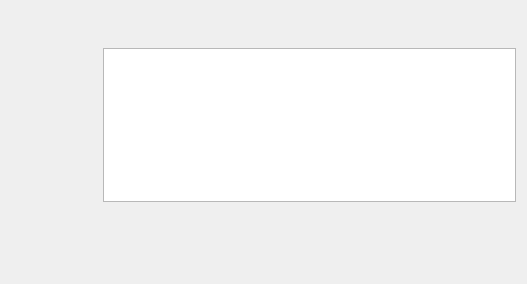
Before: the Qt Designer form mediaflyplayer/forms/MediaflyPlayAudio.ui in tex/mediafly, drawn with Qt 5.
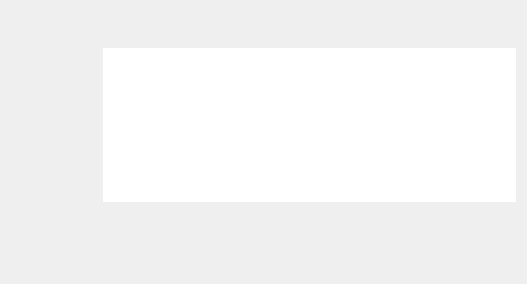
After: the same form once the commit is applied.

Commit message: Don't paint border around a text box on PlayAudio screen.

The edit to the form file:
```diff
--- a/mediaflyplayer/forms/MediaflyPlayAudio.ui
+++ b/mediaflyplayer/forms/MediaflyPlayAudio.ui
@@ -99,6 +99,12 @@
        <pointsize>18</pointsize>
       </font>
      </property>
+     <property name="frameShape" >
+      <enum>QFrame::NoFrame</enum>
+     </property>
+     <property name="frameShadow" >
+      <enum>QFrame::Plain</enum>
+     </property>
      <property name="readOnly" >
       <bool>true</bool>
      </property>
```
